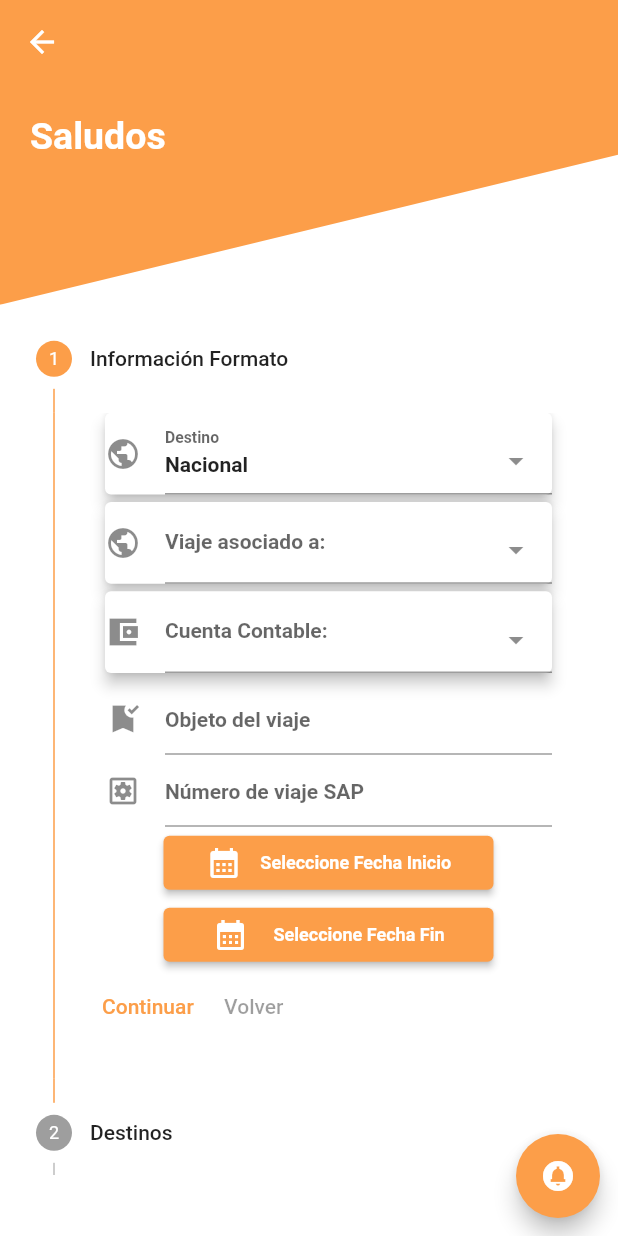
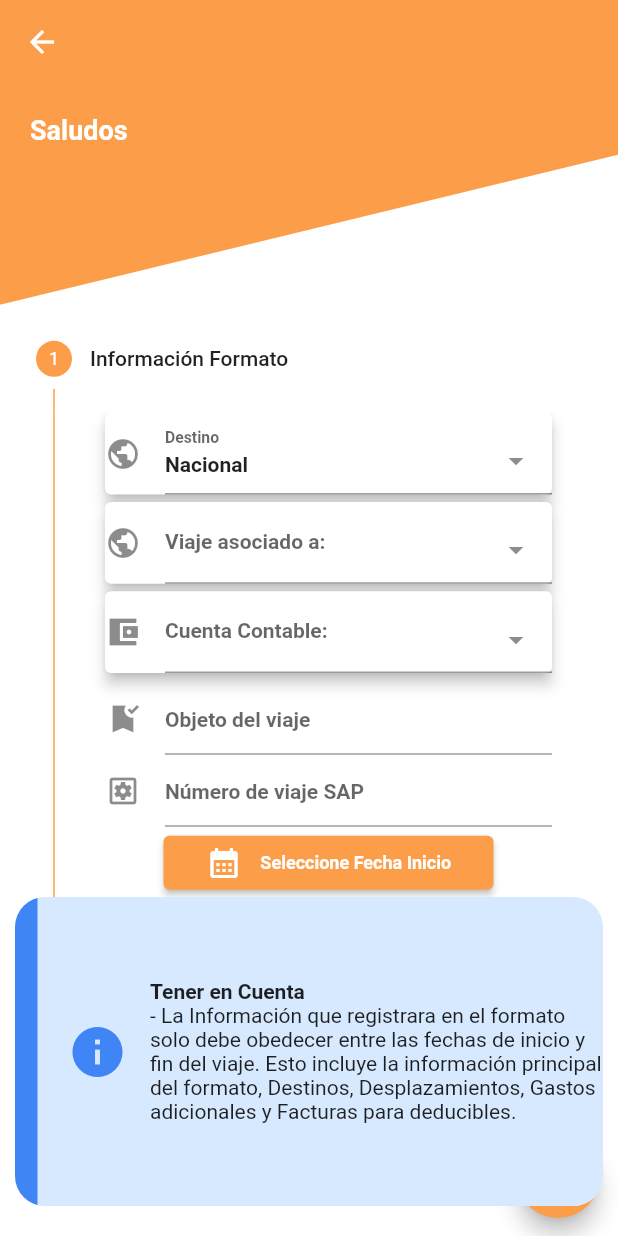
Before and after one commit to David-ctrlDev/MSM_Flutter_APP, a Flutter app: the TravelExpensesMenu screen opened directly with empty values, after a tap on "Registrar Anticipo", on a phone screen of 412 x 824 dp. Run offline on Flutter 3.47's test engine with Material 2 defaults, Android fonts, the phone set to English and light mode, and no system bars; drawn by our look-alikes of select_form_field; our stand-ins replace flutter_custom_clippers, flutter_easyloading, google_fonts, image_picker, motion_toast; missing offline and left inert: draggable_fab; network calls fail; Roboto replaces fonts that are missing (Helvetica).

Commit message:
Fixed Steps Bug

```diff
--- /dev/null
+++ b/lib/components/toastCustom.dart
@@ -0,0 +1,17 @@
+import 'package:flutter/material.dart';
+import 'package:motion_toast/motion_toast.dart';
+
+
+showToast(context){
+  return(
+  MotionToast.info(
+	title:  Text("Tener en Cuenta", style: TextStyle(fontWeight: FontWeight.bold),),
+	description:  Text('''- La Información que registrara en el formato solo debe obedecer entre las fechas de inicio y fin del viaje. Esto incluye la información principal del formato, Destinos, Desplazamientos, Gastos adicionales y Facturas para deducibles.'''),
+
+
+	width:  MediaQuery.of(context).size.width-20,
+  height: MediaQuery.of(context).size.height/4,
+  toastDuration: Duration(seconds: 10),
+
+).show(context));
+}
--- a/lib/components/travelExpensesFormContainer2.dart
+++ b/lib/components/travelExpensesFormContainer2.dart
@@ -1,6 +1,6 @@
 
 import 'package:flutter/material.dart';
-
+import 'dart:math' as math;
 import 'package:flutter_easyloading/flutter_easyloading.dart';
 import 'package:flutter_staggered_grid_view/flutter_staggered_grid_view.dart';
 import 'package:intl/intl.dart';
@@ -49,7 +49,8 @@ dynamic  listCities= [
     'icon': Icon(Icons.warning_rounded)
   },
   ];
-class _FormContainer2 extends State<FormContainer2> {
+class _FormContainer2 extends State<FormContainer2> with SingleTickerProviderStateMixin{
+  late final AnimationController _controllerAnimation = AnimationController(vsync: this, duration: Duration(seconds: 2))..repeat();
   var destinationListAdd = [];
   TextEditingController? _controller;
   TextEditingController? _controlle2;
@@ -81,7 +82,14 @@ class _FormContainer2 extends State<FormContainer2> {
     return (Container(
       width:MediaQuery.of(context).size.width ,
       child: Column(
-        children: [
+        children: [AnimatedBuilder(
+          animation: _controllerAnimation,
+          builder: (_, child) {
+            return Transform.rotate(
+              angle: _controllerAnimation.value * 2 * math.pi,
+              child: Image.asset('assets/images/worldImage.png', width: 100,),
+            );
+          },),
           ElevatedButton(
         style: ButtonStyle(
             fixedSize: MaterialStateProperty.all(Size.fromWidth(220))),
--- a/lib/main.dart
+++ b/lib/main.dart
@@ -1,6 +1,7 @@
 import 'dart:io';
 import 'package:flutter/services.dart';
 import 'package:flutter/material.dart';
+import 'package:google_fonts/google_fonts.dart';
 import 'package:msm_mobile_app/pages/loginPage.dart';
 import 'package:flutter_easyloading/flutter_easyloading.dart';
 import 'package:msm_mobile_app/utilities/constants.dart';
@@ -32,7 +33,7 @@ class MyApp extends StatelessWidget {
       theme: ThemeData(
         scaffoldBackgroundColor: Colors.white,
         primaryColor: kPrimaryColor,
-        fontFamily: 'Helvetica'
+        textTheme: GoogleFonts.robotoTextTheme()
       ),
       home: Login(),
       builder: EasyLoading.init(),
--- a/lib/models/login_response.dart
+++ b/lib/models/login_response.dart
@@ -22,20 +22,20 @@ class User {
         required this.tipo,
     });
 
-    int usuarioId;
-    String codigoUsuario;
-    String nombreCodigo;
-    String cedula;
-    String email;
+    int? usuarioId;
+    String? codigoUsuario;
+    String? nombreCodigo;
+    String? cedula;
+    String? email;
     String? nombres;
-    String dependencia;
+    String? dependencia;
     dynamic sede;
-    String ceco;
-    String empresa;
-    String extension;
-    String regimenSalarial;
-    String cargo;
-    int tipo;
+    String? ceco;
+    String? empresa;
+    String? extension;
+    String? regimenSalarial;
+    String? cargo;
+    int? tipo;
 
     factory User.fromJson(Map<String, dynamic> json) => User(
         usuarioId: json["usuarioId"],
--- a/lib/pages/homePage.dart
+++ b/lib/pages/homePage.dart
@@ -13,8 +13,7 @@ class HomePage extends StatelessWidget {
   @override
   Widget build(BuildContext context) {
     Size size = MediaQuery.of(context).size;
-    String? capitalize(String s) =>
-        s[0].toUpperCase() + s.substring(1).toLowerCase();
+
     return (Scaffold(
       appBar: AppBar(
         title: Text("Suite MSM"),
@@ -40,11 +39,11 @@ class HomePage extends StatelessWidget {
               Row(
                 children: [
                   Text(
-                    "Saludos ${capitalize(data!.nombres!)}",
+                    "Saludos ${(data!.nombres!)}",
                     style: TextStyle(
                       color: Colors.white,
                       fontWeight: FontWeight.bold,
-                      fontSize: 25,
+                      fontSize: 18,
                     ),
                     textAlign: TextAlign.left,
                   ),
@@ -57,11 +56,11 @@ class HomePage extends StatelessWidget {
                 ],
               ),
               Text(
-                "${capitalize(data!.cargo)}",
+                "${(data!.cargo)}",
                 style: TextStyle(
                   color: Colors.white,
                   fontWeight: FontWeight.bold,
-                  fontSize: 18,
+                  fontSize: 14,
                 ),
               )
             ],
--- a/lib/pages/travelExpenses/travelExpensesForm.dart
+++ b/lib/pages/travelExpenses/travelExpensesForm.dart
@@ -67,7 +67,7 @@ class _TravelExpensesFormState extends State<TravelExpensesForm> {
                                 style: TextStyle(
                                   color: Colors.white,
                                   fontWeight: FontWeight.bold,
-                                  fontSize: 25,
+                                  fontSize: 18,
                                 ),
                                 textAlign: TextAlign.left,
                               )
@@ -78,7 +78,7 @@ class _TravelExpensesFormState extends State<TravelExpensesForm> {
                             style: TextStyle(
                               color: Colors.white,
                               fontWeight: FontWeight.bold,
-                              fontSize: 18,
+                              fontSize: 14,
                             ),
                           )
                         ],
--- a/lib/pages/travelExpenses/travelExpensesMenu.dart
+++ b/lib/pages/travelExpenses/travelExpensesMenu.dart
@@ -1,5 +1,6 @@
 import 'package:flutter/material.dart';
 import 'package:msm_mobile_app/components/draggableActionButton.dart';
+import 'package:msm_mobile_app/components/toastCustom.dart';
 import 'package:msm_mobile_app/models/login_response.dart';
 import 'package:msm_mobile_app/pages/travelExpenses/travelExpensesForm.dart';
 import 'package:msm_mobile_app/utilities/constants.dart';
@@ -40,7 +41,7 @@ class TravelExpensesMenu extends StatelessWidget {
                     style: TextStyle(
                       color: Colors.white,
                       fontWeight: FontWeight.bold,
-                      fontSize: 25,
+                      fontSize: 18,
                     ),
                     textAlign: TextAlign.left,
                   ),
@@ -57,7 +58,7 @@ class TravelExpensesMenu extends StatelessWidget {
                 style: TextStyle(
                   color: Colors.white,
                   fontWeight: FontWeight.bold,
-                  fontSize: 18,
+                  fontSize: 14,
                 ),
               )
             ],
@@ -105,10 +106,12 @@ ListView travelExpensesView(context,data){
     ListView(
       children: [
             InkWell(
-              onTap:()=> Navigator.push(
+              onTap:() {
+              Navigator.push(
                               context,
                               MaterialPageRoute(
-                                builder: (context) => TravelExpensesForm(data),),),
+                                builder: (context) =>TravelExpensesForm(data),));
+                                showToast(context);},
               child:Container(
               height: 100,
               padding: EdgeInsets.fromLTRB(30, 0, 30, 0),
--- a/pubspec.yaml
+++ b/pubspec.yaml
@@ -36,7 +36,8 @@ dependencies:
   path_provider:
   path:
   image_picker: ^0.8.4+10
-
+  motion_toast: ^2.1.3
+  google_fonts: 2.3.1
 
 
   # The following adds the Cupertino Icons font to your application.
```
Also changed, not shown: pubspec.lock.
